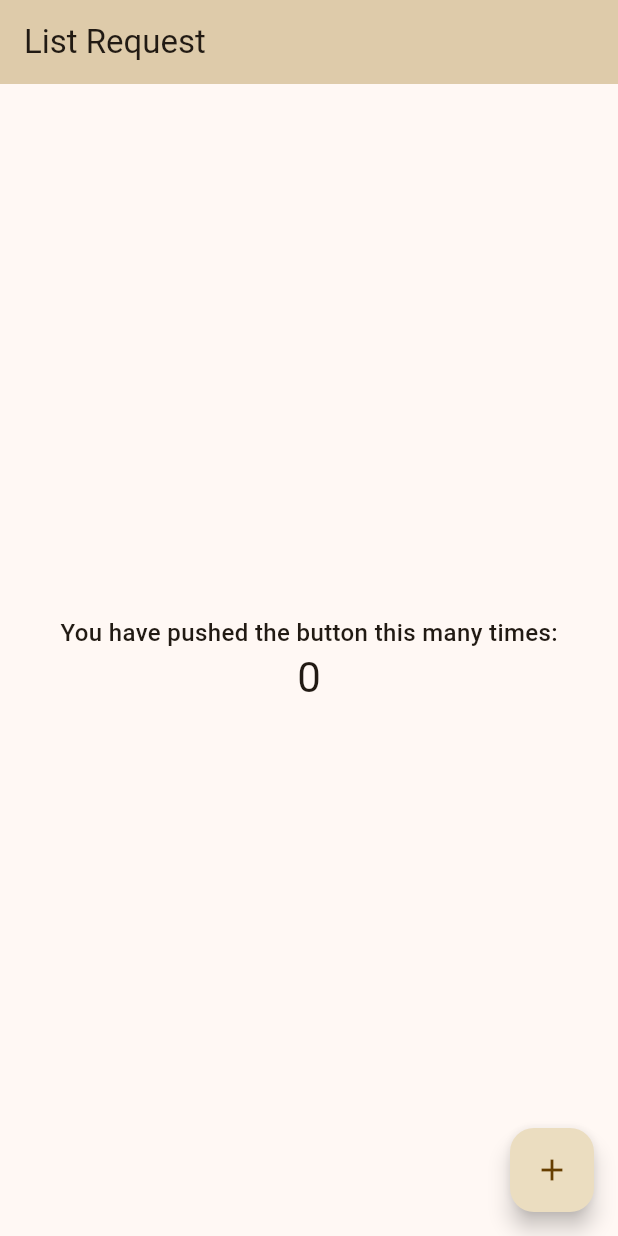
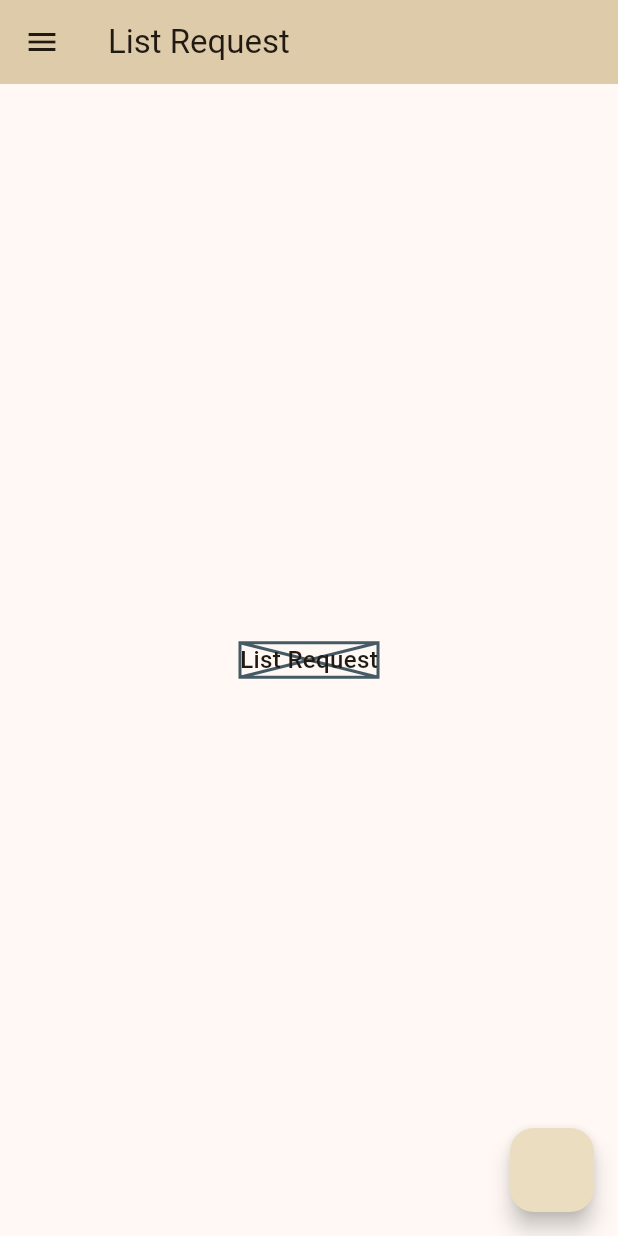
Before and after one commit to ClaudyaSalim/imperial-approval-app, a Flutter app: the screen it shows after launch, after a tap on "Masuk", on a phone screen of 412 x 824 dp. Run offline on Flutter 3.47's test engine with Material 3 defaults, Android fonts, the phone set to English and light mode, and no system bars.

Commit message:
modif hlm login + tambah menu user

```diff
--- /dev/null
+++ b/lib/list_request.dart
@@ -0,0 +1,15 @@
+import 'package:flutter/material.dart';
+
+class ListRequest extends StatefulWidget {
+  const ListRequest({super.key});
+
+  @override
+  State<ListRequest> createState() => _ListRequestState();
+}
+
+class _ListRequestState extends State<ListRequest> {
+  @override
+  Widget build(BuildContext context) {
+    return const Placeholder(child: Text("List Request"),);
+  }
+}
--- a/lib/list_request_page.dart
+++ /dev/null
@@ -1,53 +0,0 @@
-import 'package:flutter/material.dart';
-
-class ListRequestPage extends StatefulWidget {
-  const ListRequestPage({super.key, required this.title});
-
-  final String title;
-
-  @override
-  State<ListRequestPage> createState() => _ListRequestPageState();
-}
-
-class _ListRequestPageState extends State<ListRequestPage> {
-  int _counter = 0;
-
-  void _incrementCounter() {
-    setState(() {
-      _counter++;
-    });
-  }
-
-  @override
-  Widget build(BuildContext context) {
-
-    final ThemeData theme = Theme.of(context);
-    final ColorScheme colorScheme = theme.colorScheme;
-    final TextTheme textTheme = theme.textTheme;
-
-    return Scaffold(
-      appBar: AppBar(
-        title: Text(widget.title),
-      ),
-      body: Center(
-        child: Column(
-          mainAxisAlignment: MainAxisAlignment.center,
-          children: <Widget>[
-            const Text(
-              'You have pushed the button this many times:',
-            ),
-            Text(
-              '$_counter',
-              style: Theme.of(context).textTheme.headlineMedium,
-            ),
-          ],
-        ),
-      ),
-      floatingActionButton: FloatingActionButton(
-        onPressed: _incrementCounter,
-        tooltip: 'Increment',
-        child: const Icon(Icons.add),
-      ), // This trailing comma makes auto-formatting nicer for build methods.
-    );
-  }
-}
--- a/lib/main.dart
+++ b/lib/main.dart
@@ -1,24 +1,37 @@
 import 'package:flutter/material.dart';
-import 'package:imperial_approval_app/list_request_page.dart';
+import 'package:flutter/widgets.dart';
+import 'package:imperial_approval_app/draft_request.dart';
+import 'package:imperial_approval_app/list_request.dart';
+import 'package:imperial_approval_app/menu_class.dart';
+import 'package:imperial_approval_app/menu_page.dart';
 import 'login_page.dart';
 
 void main() {
-  runApp(const MyApp());
+  runApp(MyApp());
 }
 
 class MyApp extends StatelessWidget {
-  const MyApp({super.key});
+  MyApp({super.key});
+
+  final List <MenuClass> listMenu = [
+    MenuClass("List Request", ListRequest()),
+    MenuClass("List Draft", DraftRequest())
+  ];
 
   // This widget is the root of your application.
   @override
   Widget build(BuildContext context) {
+
+    listMenu[0].hasMainButton = FloatingActionButton(onPressed: ()=>{print("Create request")});
+
     final ColorScheme colorScheme = ColorScheme.fromSeed(
       seedColor: Color.fromRGBO(213, 141, 41, 1),
       // brightness: brightness,
       primary: Color.fromRGBO(213, 141, 41, 1),
-      onPrimary: Color.fromRGBO(245, 241, 240, 1),
-      primaryContainer: Color.fromRGBO(235, 221, 192, 1),
+      onPrimary: Color.fromRGBO(245, 241, 240, 1),  // putih
+      primaryContainer: Color.fromRGBO(235, 221, 192, 1), // krem
       secondary: Color.fromRGBO(79, 43, 31, 1),
+      tertiary: Color.fromRGBO(75, 92, 107, 1)
       // onSecondary: onSecondary,
       // error: error,
       // onError: onError,
@@ -27,11 +40,13 @@ class MyApp extends StatelessWidget {
       // surface: surface,
       // onSurface: onSurface
     );
+
     return MaterialApp(
       title: 'Imperial App Request',
       theme: ThemeData(
         colorScheme: colorScheme,
         useMaterial3: true,
+        iconTheme: IconThemeData(size: 24, color: colorScheme.tertiary, applyTextScaling: true),
         textTheme: TextTheme(
           displayLarge: TextStyle(fontSize: 20, fontWeight: FontWeight.bold),
           displayMedium: TextStyle(fontSize: 16, fontWeight: FontWeight.bold),
@@ -53,9 +68,10 @@ class MyApp extends StatelessWidget {
           elevation: 10.0
         )
       ),
+      home: MyLoginPage(title: 'Login Page'),
       routes: {
-        '/':(context) => MyLoginPage(title: 'Login Page'),
-        '/list-request': (context) => ListRequestPage(title: 'List Request')
+        '/login':(context) => MyLoginPage(title: 'Login Page'),
+        '/list-request': (context) => MenuPage(),
       },
       // home: const MyLoginPage(title: 'Login Page'),
     );
--- /dev/null
+++ b/lib/menu_class.dart
@@ -0,0 +1,9 @@
+import 'package:flutter/material.dart';
+
+class MenuClass <Widget> {
+  late String name;
+  late Widget body;
+  FloatingActionButton? hasMainButton;
+
+  MenuClass(this.name, this.body);
+}
--- /dev/null
+++ b/lib/menu_page.dart
@@ -0,0 +1,118 @@
+import 'package:flutter/material.dart';
+import 'package:imperial_approval_app/draft_request.dart';
+import 'package:imperial_approval_app/list_request.dart';
+import 'package:imperial_approval_app/menu_class.dart';
+import 'login_page.dart';
+import 'notifikasi.dart';
+
+class MenuPage extends StatefulWidget {
+  const MenuPage({super.key});
+
+  @override
+  State<MenuPage> createState() => _MenuPageState();
+}
+
+class _MenuPageState extends State<MenuPage> {
+
+  late int selectedIndex;
+  List listMenu = [
+    MenuClass("List Request", ListRequest()),
+    MenuClass("List Draft", DraftRequest()),
+    MenuClass("Logout", MyLoginPage(title: "Login Page",))
+  ];
+  late MenuClass activePage;
+
+  @override
+  void initState() {
+    super.initState();
+    selectedIndex = 0;
+    activePage = listMenu[0];
+  }
+
+  void setMenuPage(int selectedIndex){
+    if(selectedIndex==listMenu.length-1){
+      Navigator.popAndPushNamed(context, '/login');
+      return;
+    }
+    setState(() {
+      if(selectedIndex==-1){
+        activePage = MenuClass("Notifikasi", Notif());
+      }
+      else {
+        activePage = listMenu[selectedIndex];
+      }
+      Navigator.pop(context);
+    });
+  }
+
+  @override
+  Widget build(BuildContext context) {
+
+    // final ThemeData theme = Theme.of(context);
+    // final ColorScheme colorScheme = theme.colorScheme;
+    // final TextTheme textTheme = theme.textTheme;
+
+    listMenu[0].hasMainButton = FloatingActionButton(onPressed: null);
+
+    return Scaffold(
+      appBar: AppBar(
+        title: Text(activePage.name),
+      ),
+      drawer: Drawer(
+        width: 200,
+        child: ListView(
+          children: [
+            UserAccountsDrawerHeader(accountName: Text("Test User"), accountEmail: Text("test@email.com")),
+            ListTile(
+              onTap: () {
+                selectedIndex = -1;
+                setMenuPage(selectedIndex);
+              },
+              title: Text("Notification"),
+              trailing: Icon(Icons.notifications_rounded),
+              selected: (activePage.name=="Notifikasi")? true:false,
+            ),
+            Divider(),
+            ListView.builder(
+              shrinkWrap: true,
+              itemCount: listMenu.length,
+              itemBuilder: (context, index) {
+                int menuIndex = index;
+                bool selected = false;
+                if(menuIndex==selectedIndex){
+                  selected = true;
+                }
+                return ListTile(
+                  onTap: () {
+                    selectedIndex = menuIndex;
+                    setMenuPage(selectedIndex);
+                  },
+                  title: (
+                    Text(listMenu[index].name)
+                  ),
+                  selected: selected,
+                );
+              }
+            )
+          ],
+        ),
+      ),
+      body: Center(
+        // kemungkinan isi fragment disini
+        child: activePage.body,
+        // child: Column(
+        //   mainAxisAlignment: MainAxisAlignment.center,
+        //   children: <Widget>[
+        //     // list request
+        //   ],
+        // ),
+      ),
+      floatingActionButton: activePage.hasMainButton,
+      // FloatingActionButton(
+      //   onPressed: _incrementCounter,
+      //   tooltip: 'Increment',
+      //   child: const Icon(Icons.add),
+      // )
+    );
+  }
+}
```
Also changed, not shown: lib/draft_request.dart (added, +15 -0 lines), lib/notifikasi.dart (added, +15 -0 lines).
